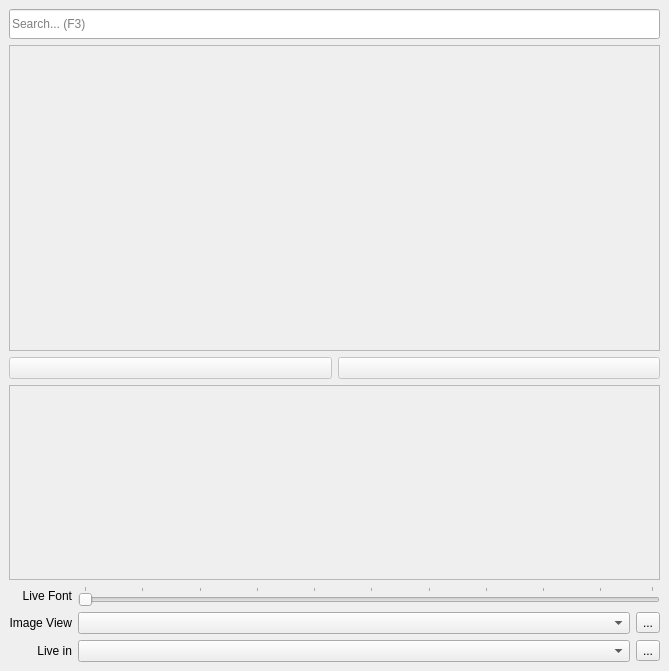
xerp/projections, file app/resources/modules/core/controls.ui: the form before one commit.
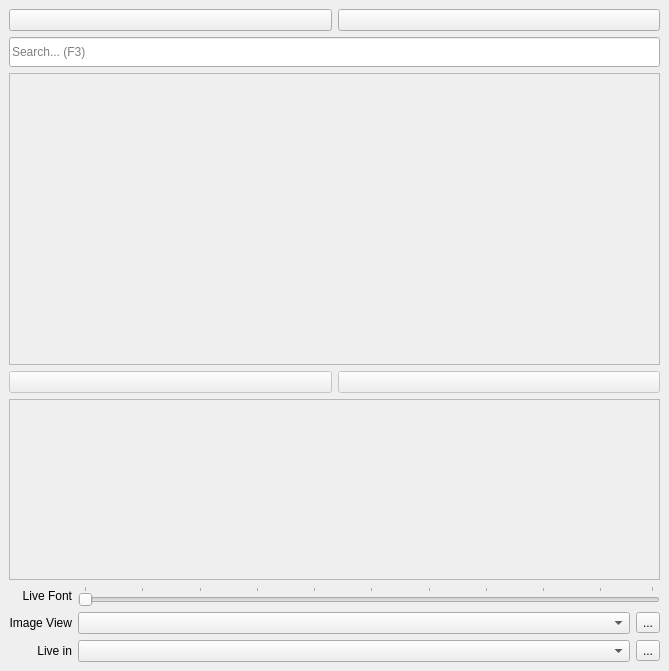
The form after the commit. Icons and pictures are not drawn.

Commit message: Live view without vertical scroll bar Song: Cuando no se encuentre la cancion mostrar mensaje del evento History:Create history buttons

Patch:
```diff
--- a/app/resources/modules/core/controls.ui
+++ b/app/resources/modules/core/controls.ui
@@ -18,7 +18,7 @@
   </property>
   <widget class="QWidget" name="dockWidgetContents">
    <layout class="QGridLayout" name="gridLayout_3">
-    <item row="0" column="0">
+    <item row="1" column="0">
      <widget class="QLineEdit" name="txtSearch">
       <property name="minimumSize">
        <size>
@@ -46,7 +46,7 @@
       </property>
      </widget>
     </item>
-    <item row="2" column="0">
+    <item row="3" column="0">
      <layout class="QGridLayout" name="gridLayout">
       <item row="10" column="1">
        <layout class="QHBoxLayout" name="horizontalLayout_4">
@@ -170,8 +170,8 @@
           <rect>
            <x>0</x>
            <y>0</y>
-           <width>647</width>
-           <height>155</height>
+           <width>645</width>
+           <height>137</height>
           </rect>
          </property>
          <layout class="QGridLayout" name="gridLayout_2">
@@ -282,7 +282,7 @@
       </item>
      </layout>
     </item>
-    <item row="1" column="0">
+    <item row="2" column="0">
      <widget class="QScrollArea" name="saModuleOptions">
       <property name="enabled">
        <bool>true</bool>
@@ -301,14 +301,58 @@
         <rect>
          <x>0</x>
          <y>0</y>
-         <width>649</width>
-         <height>294</height>
+         <width>647</width>
+         <height>273</height>
         </rect>
        </property>
        <layout class="QHBoxLayout" name="horizontalLayout"/>
       </widget>
      </widget>
     </item>
+    <item row="0" column="0">
+     <layout class="QHBoxLayout" name="horizontalLayout_6">
+      <item>
+       <widget class="QPushButton" name="cmdPreviousHistory">
+        <property name="toolTip">
+         <string>Previous History</string>
+        </property>
+        <property name="text">
+         <string/>
+        </property>
+        <property name="icon">
+         <iconset resource="resources.qrc">
+          <normaloff>:/main/icons/undo-32.png</normaloff>:/main/icons/undo-32.png</iconset>
+        </property>
+        <property name="iconSize">
+         <size>
+          <width>20</width>
+          <height>20</height>
+         </size>
+        </property>
+       </widget>
+      </item>
+      <item>
+       <widget class="QPushButton" name="cmdNextHistory">
+        <property name="toolTip">
+         <string>Next History</string>
+        </property>
+        <property name="text">
+         <string/>
+        </property>
+        <property name="icon">
+         <iconset resource="resources.qrc">
+          <normaloff>:/main/icons/redo-32.png</normaloff>:/main/icons/redo-32.png</iconset>
+        </property>
+        <property name="iconSize">
+         <size>
+          <width>20</width>
+          <height>20</height>
+         </size>
+        </property>
+       </widget>
+      </item>
+     </layout>
+    </item>
    </layout>
   </widget>
  </widget>
```
The commit also changes 11 other files.
